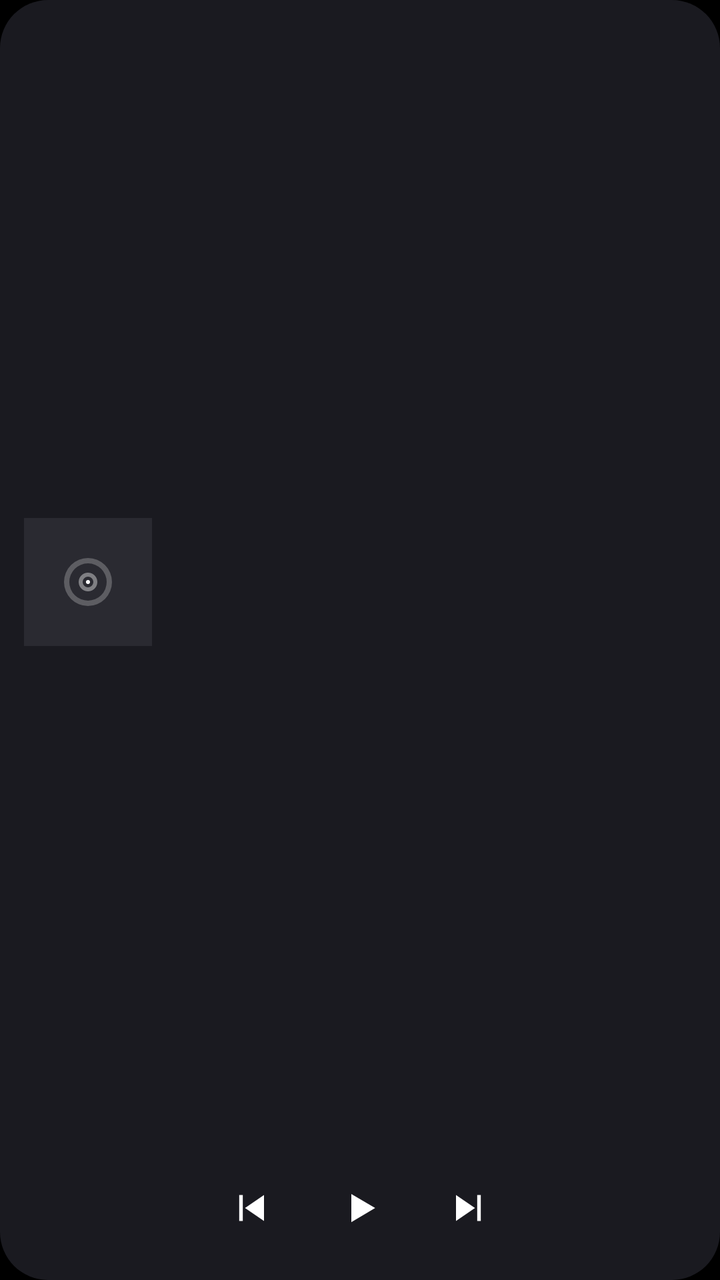
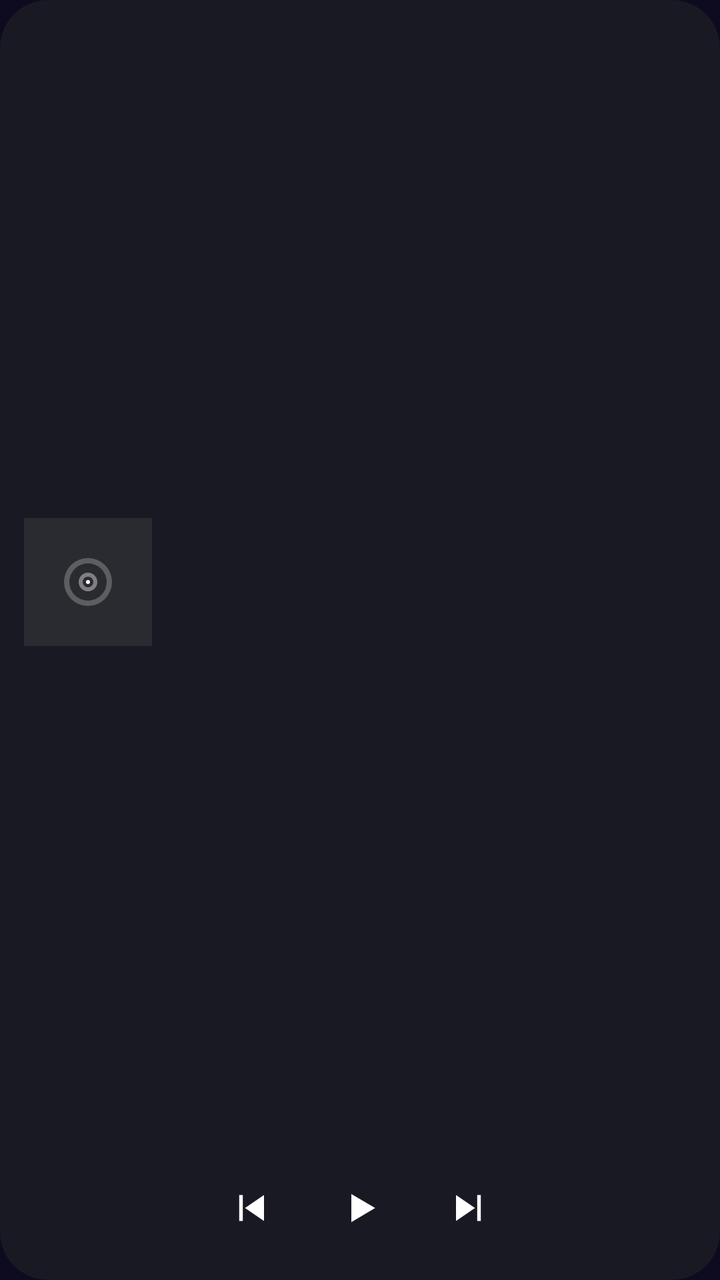

Compare the two renders of this Android layout. The source of the first and the diff that turns it into the second are given below.
<!-- AndroidManifest.xml: application theme Theme.ColorOSMusic -->
<!-- res/layout/widget_music_square.xml -->
<?xml version="1.0" encoding="utf-8"?>
<LinearLayout xmlns:android="http://schemas.android.com/apk/res/android"
    android:id="@+id/widget_root"
    android:layout_width="match_parent"
    android:layout_height="match_parent"
    android:orientation="vertical"
    android:background="@drawable/widget_bg"
    android:padding="12dp">

    
    <LinearLayout
        android:layout_width="match_parent"
        android:layout_height="wrap_content"
        android:layout_weight="1"
        android:orientation="horizontal"
        android:gravity="center_vertical">

        <ImageView
            android:id="@+id/widget_art"
            android:layout_width="64dp"
            android:layout_height="64dp"
            android:layout_marginEnd="12dp"
            android:scaleType="centerCrop"
            android:contentDescription="专辑封面"
            android:src="@drawable/widget_art_placeholder" />

        <LinearLayout
            android:layout_width="0dp"
            android:layout_height="wrap_content"
            android:layout_weight="1"
            android:orientation="vertical"
            android:gravity="center_vertical">

            <TextView
                android:id="@+id/widget_title"
                android:layout_width="match_parent"
                android:layout_height="wrap_content"
                android:singleLine="true"
                android:ellipsize="end"
                android:textColor="#FFFFFFFF"
                android:textSize="14sp"
                android:textStyle="bold" />

            <TextView
                android:id="@+id/widget_subtitle"
                android:layout_width="match_parent"
                android:layout_height="wrap_content"
                android:layout_marginTop="2dp"
                android:singleLine="true"
                android:ellipsize="end"
                android:textColor="#B3FFFFFF"
                android:textSize="11sp" />

            
            <TextView
                android:id="@+id/widget_empty"
                android:layout_width="match_parent"
                android:layout_height="wrap_content"
                android:textColor="#99FFFFFF"
                android:textSize="12sp"
                android:visibility="gone" />
        </LinearLayout>
    </LinearLayout>

    
    <LinearLayout
        android:layout_width="match_parent"
        android:layout_height="wrap_content"
        android:layout_marginTop="6dp"
        android:orientation="horizontal"
        android:gravity="center_vertical">

        <ProgressBar
            android:id="@+id/widget_progress"
            style="?android:attr/progressBarStyleHorizontal"
            android:layout_width="0dp"
            android:layout_height="3dp"
            android:layout_weight="1"
            android:max="100"
            android:progress="0"
            android:progressDrawable="@drawable/widget_progress"
            android:visibility="gone" />

        <TextView
            android:id="@+id/widget_time"
            android:layout_width="wrap_content"
            android:layout_height="wrap_content"
            android:layout_marginStart="8dp"
            android:textColor="#80FFFFFF"
            android:textSize="10sp"
            android:visibility="gone" />
    </LinearLayout>

    
    <LinearLayout
        android:id="@+id/widget_controls"
        android:layout_width="match_parent"
        android:layout_height="wrap_content"
        android:layout_marginTop="4dp"
        android:orientation="horizontal"
        android:gravity="center">

        <ImageView
            android:id="@+id/widget_prev"
            android:layout_width="44dp"
            android:layout_height="44dp"
            android:padding="10dp"
            android:src="@drawable/widget_ic_prev"
            android:contentDescription="上一首" />

        <ImageView
            android:id="@+id/widget_play"
            android:layout_width="48dp"
            android:layout_height="48dp"
            android:layout_marginStart="8dp"
            android:layout_marginEnd="8dp"
            android:padding="11dp"
            android:src="@drawable/widget_ic_play"
            android:contentDescription="播放或暂停" />

        <ImageView
            android:id="@+id/widget_next"
            android:layout_width="44dp"
            android:layout_height="44dp"
            android:padding="10dp"
            android:src="@drawable/widget_ic_next"
            android:contentDescription="下一首" />
    </LinearLayout>
</LinearLayout>
<!-- resources referenced by this layout -->
<resources>
  <!-- drawable widget_art_placeholder (drawable) -->
  <?xml version="1.0" encoding="utf-8"?>
  <vector xmlns:android="http://schemas.android.com/apk/res/android"
      android:width="96dp"
      android:height="96dp"
      android:viewportWidth="96"
      android:viewportHeight="96">
  
      
      <path
          android:fillColor="#FF2A2A31"
          android:pathData="M0,0 L96,0 L96,96 L0,96 Z" />
  
      
      <path
          android:fillColor="#3DFFFFFF"
          android:fillType="evenOdd"
          android:pathData="M30,48 a18,18 0 1,0 36,0 a18,18 0 1,0 -36,0 Z M34,48 a14,14 0 1,0 28,0 a14,14 0 1,0 -28,0 Z" />
  
      
      <path
          android:fillColor="#66FFFFFF"
          android:fillType="evenOdd"
          android:pathData="M41,48 a7,7 0 1,0 14,0 a7,7 0 1,0 -14,0 Z M44,48 a4,4 0 1,0 8,0 a4,4 0 1,0 -8,0 Z" />
  
      
      <path
          android:fillColor="#FFFFFFFF"
          android:pathData="M46.5,48 a1.5,1.5 0 1,0 3,0 a1.5,1.5 0 1,0 -3,0 Z" />
  </vector>
  <!-- drawable widget_bg (drawable) -->
  <?xml version="1.0" encoding="utf-8"?>
  <shape xmlns:android="http://schemas.android.com/apk/res/android"
      android:shape="rectangle">
      
      <solid android:color="#F21C1C22" />
      <corners android:radius="24dp" />
  </shape>
  <!-- drawable widget_ic_next (drawable) -->
  <?xml version="1.0" encoding="utf-8"?>
  <vector xmlns:android="http://schemas.android.com/apk/res/android"
      android:width="24dp"
      android:height="24dp"
      android:viewportWidth="24"
      android:viewportHeight="24">
      
      <path
          android:fillColor="#FFFFFFFF"
          android:pathData="M6,5.5 L15.5,12 L6,18.5 Z" />
      <path
          android:fillColor="#FFFFFFFF"
          android:pathData="M16.6,5.5 L18.4,5.5 L18.4,18.5 L16.6,18.5 Z" />
  </vector>
  <!-- drawable widget_ic_play (drawable) -->
  <?xml version="1.0" encoding="utf-8"?>
  <vector xmlns:android="http://schemas.android.com/apk/res/android"
      android:width="24dp"
      android:height="24dp"
      android:viewportWidth="24"
      android:viewportHeight="24">
      <path
          android:fillColor="#FFFFFFFF"
          android:pathData="M8,5.5 L19,12 L8,18.5 Z" />
  </vector>
  <!-- drawable widget_ic_prev (drawable) -->
  <?xml version="1.0" encoding="utf-8"?>
  <vector xmlns:android="http://schemas.android.com/apk/res/android"
      android:width="24dp"
      android:height="24dp"
      android:viewportWidth="24"
      android:viewportHeight="24">
      
      <path
          android:fillColor="#FFFFFFFF"
          android:pathData="M5.6,5.5 L7.4,5.5 L7.4,18.5 L5.6,18.5 Z" />
      <path
          android:fillColor="#FFFFFFFF"
          android:pathData="M18,5.5 L18,18.5 L8.5,12 Z" />
  </vector>
  <style name="Theme.ColorOSMusic" parent="android:Theme.Material.NoActionBar">
          <item name="android:windowBackground">@android:color/black</item>
          <item name="android:statusBarColor">@android:color/transparent</item>
          <item name="android:navigationBarColor">@android:color/transparent</item>
          <item name="android:windowLightStatusBar">false</item>
      </style>
  <!-- unchanged entries left out for length: 1 -->
</resources>

<!-- the commit's change to res/layout/widget_music_square.xml (unified diff, before → after) -->
@@ -38,7 +38,7 @@
                 android:singleLine="true"
                 android:ellipsize="end"
                 android:textColor="#FFFFFFFF"
-                android:textSize="14sp"
+                android:textSize="15sp"
                 android:textStyle="bold" />
 
             <TextView
@@ -87,7 +87,7 @@
             android:layout_height="wrap_content"
             android:layout_marginStart="8dp"
             android:textColor="#80FFFFFF"
-            android:textSize="10sp"
+            android:textSize="11sp"
             android:visibility="gone" />
     </LinearLayout>
 
<!-- resource entries referenced after the edit -->
@@ -35,7 +35,7 @@
   <shape xmlns:android="http://schemas.android.com/apk/res/android"
       android:shape="rectangle">
       
-      <solid android:color="#F21C1C22" />
+      <solid android:color="#F21A1A24" />
       <corners android:radius="24dp" />
   </shape>
   <!-- drawable widget_ic_next (drawable) -->
@@ -80,7 +80,7 @@
           android:pathData="M18,5.5 L18,18.5 L8.5,12 Z" />
   </vector>
   <style name="Theme.ColorOSMusic" parent="android:Theme.Material.NoActionBar">
-          <item name="android:windowBackground">@android:color/black</item>
+          <item name="android:windowBackground">#FF0E0A20</item>
           <item name="android:statusBarColor">@android:color/transparent</item>
           <item name="android:navigationBarColor">@android:color/transparent</item>
           <item name="android:windowLightStatusBar">false</item>
